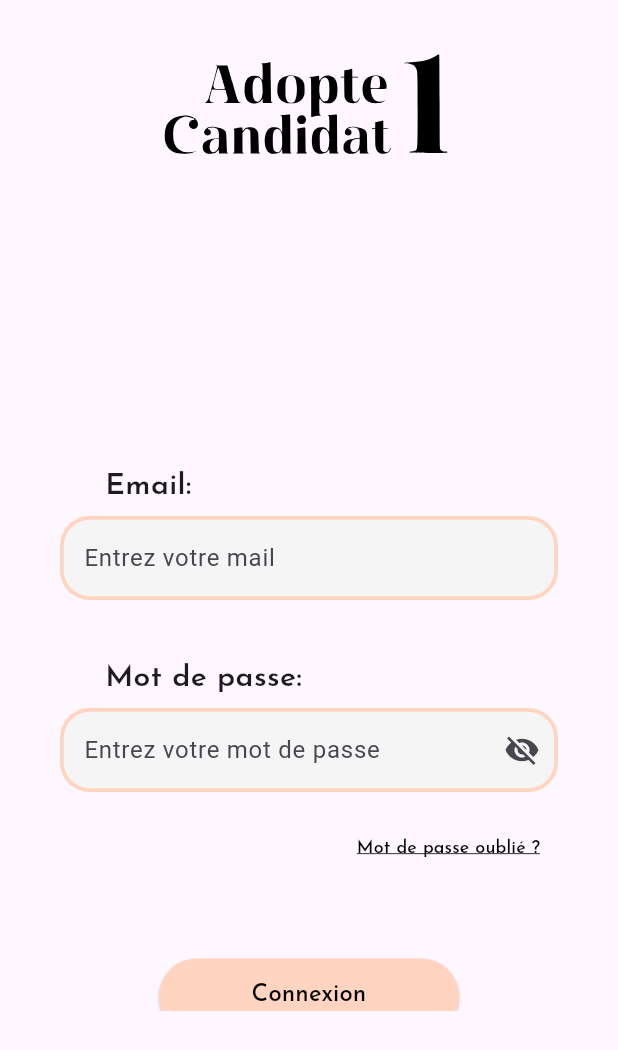
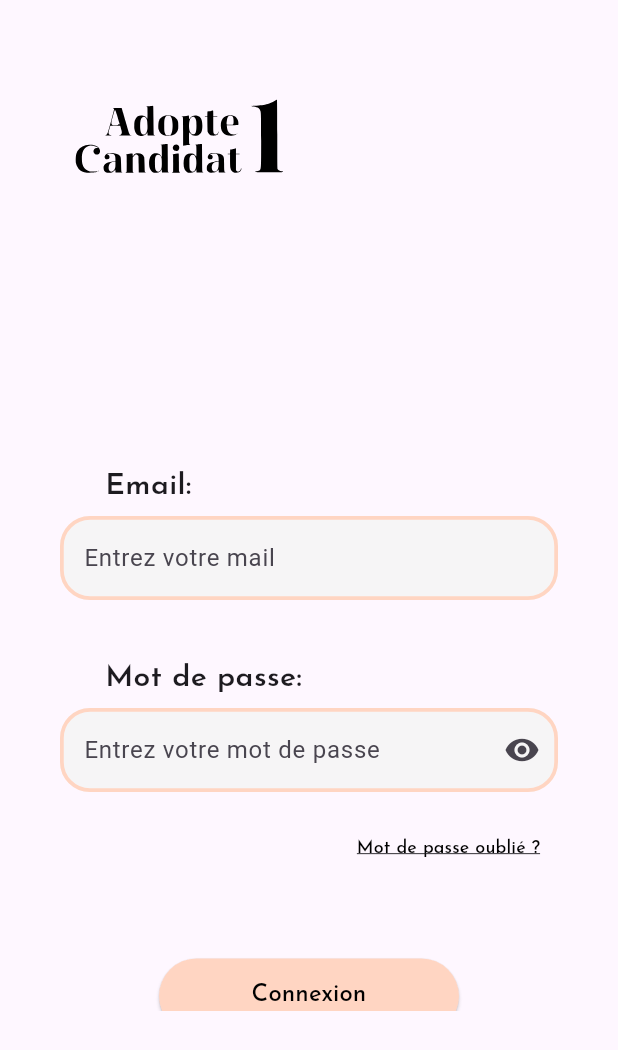
Before and after one commit to algosup/2023-2024-project-5-flutter-team-3, a Flutter app: the LogIn screen opened by its route, on a phone screen of 412 x 824 dp. Shown: the top 1050 px of the screen. Run offline on Flutter 3.47's test engine with Material 3 defaults, Android fonts, the phone set to English and light mode, and no system bars; our stand-ins replace cloud_firestore, firebase_auth, firebase_core, flutter_svg, get, go_router and 2 more; accounts and stored records are empty.

Commit message:
Update logo widget

```diff
--- a/adopte_a_candidate/lib/pages/log_in.dart
+++ b/adopte_a_candidate/lib/pages/log_in.dart
@@ -56,9 +56,9 @@ class LogIn extends StatelessWidget {
                           hinttext: 'Entrez votre mot de passe',
                           width: MediaQuery.of(context).size.width - 80,
                           heigth: 108,
-                          isObscure: false,
+                          isObscure: true,
                           showToggle: true,
-                          isEmail: true,
+                          isEmail: false,
                         ),
                       ],
                     ),
--- a/adopte_a_candidate/lib/widgets/logo/logo.dart
+++ b/adopte_a_candidate/lib/widgets/logo/logo.dart
@@ -6,9 +6,15 @@ class Logo extends StatelessWidget implements PreferredSizeWidget {
 
   @override
   Widget build(BuildContext context) {
-    return SvgPicture.asset(
-      'assets/images/LogoAdopteACandidate.svg',
-      height: 150,
+    return PreferredSize(
+      preferredSize: const Size.fromHeight(150.0),
+      child: Padding(
+        padding: const EdgeInsets.only(top: 40.0, right: 170.0),
+        child: SvgPicture.asset(
+          'assets/images/LogoAdopteACandidate.svg',
+          height: 150,
+        ),
+      ),
     );
   }
 
```
